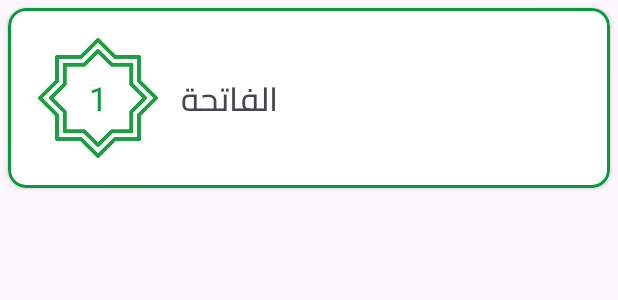
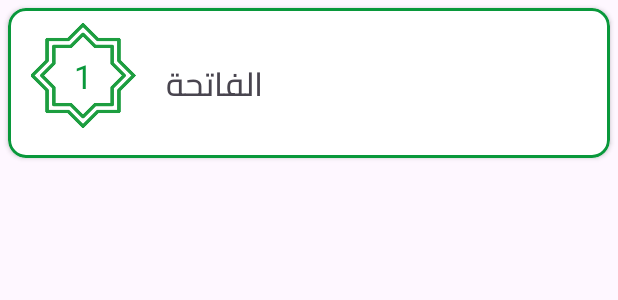
Before and after one commit to MahhmoudRefat/IslamicApp_NewDesign, an Android app: the layout surah_item.xml on its own in the app's theme, with its tools: preview values and no code run, on a phone screen of 412 x 824 dp. Shown: the top 300 px of the screen. Run offline under Robolectric (Android 15) with nearby library versions, the phone set to English and light mode, and no system bars.

Commit message:
add : Quraan Design

```diff
--- a/app/src/main/res/layout/surah_item.xml
+++ b/app/src/main/res/layout/surah_item.xml
@@ -2,7 +2,7 @@
 <com.google.android.material.card.MaterialCardView xmlns:android="http://schemas.android.com/apk/res/android"
     xmlns:app="http://schemas.android.com/apk/res-auto"
     android:layout_width="match_parent"
-    android:layout_height="wrap_content"
+    android:layout_height="100dp"
     android:layout_margin="5dp"
     app:cardElevation="2dp"
     app:strokeColor="@color/M.Green"
@@ -12,12 +12,12 @@
     <androidx.constraintlayout.widget.ConstraintLayout
         android:layout_width="match_parent"
         android:layout_height="match_parent"
-        android:layout_margin="20dp">
+        android:layout_margin="10dp">
 
         <ImageView
             android:id="@+id/iv_number_border"
             android:layout_width="80dp"
-            android:layout_height="80dp"
+            android:layout_height="70dp"
             android:src="@drawable/hadeth"
             app:layout_constraintStart_toStartOf="parent"
             app:layout_constraintTop_toTopOf="parent" />
```
